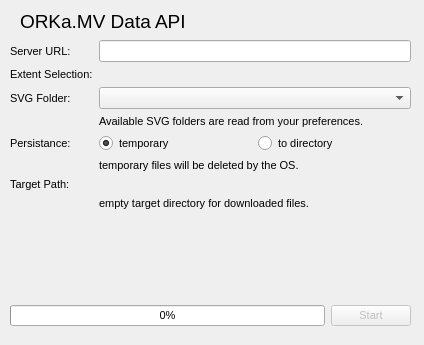
First picture: the form in orkamv_data_api_plugin_dialog_base.ui, repository terrestris/orkamv-data-api-plugin, before the edit.
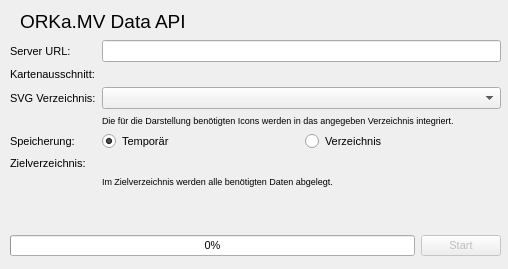
Second picture: the form after the edit. Custom widgets are drawn as their Qt base class.

What changed in the file:
```diff
--- a/orkamv_data_api_plugin_dialog_base.ui
+++ b/orkamv_data_api_plugin_dialog_base.ui
@@ -6,8 +6,8 @@
    <rect>
     <x>0</x>
     <y>0</y>
-    <width>424</width>
-    <height>345</height>
+    <width>508</width>
+    <height>269</height>
    </rect>
   </property>
   <property name="font">
@@ -23,8 +23,8 @@
     <rect>
      <x>10</x>
      <y>40</y>
-     <width>401</width>
-     <height>240</height>
+     <width>491</width>
+     <height>181</height>
     </rect>
    </property>
    <layout class="QFormLayout" name="form_layout">
@@ -45,14 +45,14 @@
     <item row="1" column="0">
      <widget class="QLabel" name="extent_selection_label">
       <property name="text">
-       <string>Extent Selection:</string>
+       <string>Kartenausschnitt:</string>
       </property>
      </widget>
     </item>
     <item row="2" column="0">
      <widget class="QLabel" name="svg_label">
       <property name="text">
-       <string>SVG Folder:</string>
+       <string>SVG Verzeichnis:</string>
       </property>
      </widget>
     </item>
@@ -61,15 +61,20 @@
     </item>
     <item row="3" column="1">
      <widget class="QLabel" name="svg_help">
+      <property name="font">
+       <font>
+        <pointsize>7</pointsize>
+       </font>
+      </property>
       <property name="text">
-       <string>Available SVG folders are read from your preferences.</string>
+       <string>Die für die Darstellung benötigten Icons werden in das angegeben Verzeichnis integriert.</string>
       </property>
      </widget>
     </item>
     <item row="4" column="0">
      <widget class="QLabel" name="persistance_label">
       <property name="text">
-       <string>Persistance:</string>
+       <string>Speicherung:</string>
       </property>
      </widget>
     </item>
@@ -78,7 +83,7 @@
       <item>
        <widget class="QRadioButton" name="persistance_radio_temporary">
         <property name="text">
-         <string>temporary</string>
+         <string>Temporär</string>
         </property>
         <property name="checked">
          <bool>true</bool>
@@ -88,53 +93,38 @@
       <item>
        <widget class="QRadioButton" name="persistance_radio_todir">
         <property name="text">
-         <string>to directory</string>
+         <string>Verzeichnis</string>
         </property>
        </widget>
       </item>
      </layout>
     </item>
-    <item row="5" column="1">
-     <widget class="QLabel" name="persistance_help">
-      <property name="font">
-       <font>
-        <pointsize>8</pointsize>
-       </font>
-      </property>
-      <property name="text">
-       <string>temporary files will be deleted by the OS.</string>
-      </property>
-     </widget>
-    </item>
-    <item row="6" column="0">
+    <item row="5" column="0">
      <widget class="QLabel" name="persistance_path_label">
       <property name="text">
-       <string>Target Path:</string>
+       <string>Zielverzeichnis:</string>
       </property>
      </widget>
     </item>
-    <item row="7" column="1">
-     <widget class="QLabel" name="path_help">
-      <property name="font">
-       <font>
-        <pointsize>8</pointsize>
-       </font>
-      </property>
-      <property name="text">
-       <string>empty target directory for downloaded files.</string>
-      </property>
-     </widget>
-    </item>
-    <item row="1" column="1">
-     <widget class="QgsExtentWidget" name="extent_widget" native="true"/>
-    </item>
-    <item row="6" column="1">
+    <item row="5" column="1">
      <widget class="QgsFileWidget" name="persistance_path_widget" native="true">
       <property name="enabled">
        <bool>false</bool>
       </property>
      </widget>
     </item>
+    <item row="6" column="1">
+     <widget class="QLabel" name="path_help">
+      <property name="font">
+       <font>
+        <pointsize>7</pointsize>
+       </font>
+      </property>
+      <property name="text">
+       <string>Im Zielverzeichnis werden alle benötigten Daten abgelegt.</string>
+      </property>
+     </widget>
+    </item>
    </layout>
   </widget>
   <widget class="QLabel" name="title_label">
@@ -162,8 +152,8 @@
    <property name="geometry">
     <rect>
      <x>10</x>
-     <y>300</y>
-     <width>401</width>
+     <y>230</y>
+     <width>491</width>
      <height>31</height>
     </rect>
    </property>
```
Left out of the diff: 3 changed lines with no effect on the pictures.
